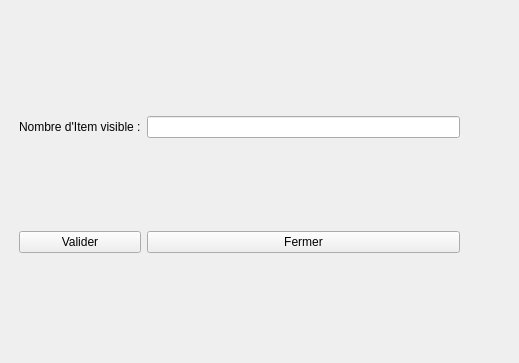
First picture: the form in Sources/Sources/parameterwindow.ui, repository gabriel-hurtado/UTComputer, before the edit.
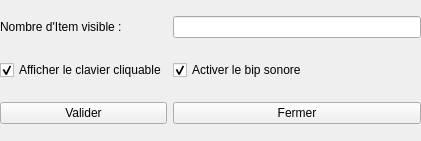
Second picture: the form after the edit.

Patch:
```diff
--- a/Sources/Sources/parameterwindow.ui
+++ b/Sources/Sources/parameterwindow.ui
@@ -6,8 +6,8 @@
    <rect>
     <x>0</x>
     <y>0</y>
-    <width>519</width>
-    <height>363</height>
+    <width>421</width>
+    <height>141</height>
    </rect>
   </property>
   <property name="windowTitle">
@@ -16,10 +16,10 @@
   <widget class="QWidget" name="gridLayoutWidget">
    <property name="geometry">
     <rect>
-     <x>19</x>
-     <y>29</y>
-     <width>441</width>
-     <height>311</height>
+     <x>0</x>
+     <y>0</y>
+     <width>421</width>
+     <height>141</height>
     </rect>
    </property>
    <layout class="QGridLayout" name="MainLayout">
@@ -33,20 +33,40 @@
     <item row="0" column="1">
      <widget class="QLineEdit" name="nb_item_affiche"/>
     </item>
-    <item row="1" column="0">
+    <item row="2" column="0">
      <widget class="QPushButton" name="button_validate">
       <property name="text">
        <string>Valider</string>
       </property>
      </widget>
     </item>
-    <item row="1" column="1">
+    <item row="2" column="1">
      <widget class="QPushButton" name="button_close">
       <property name="text">
        <string>Fermer</string>
       </property>
      </widget>
     </item>
+    <item row="1" column="0">
+     <widget class="QCheckBox" name="check_clavier">
+      <property name="text">
+       <string>Afficher le clavier cliquable</string>
+      </property>
+      <property name="checked">
+       <bool>true</bool>
+      </property>
+     </widget>
+    </item>
+    <item row="1" column="1">
+     <widget class="QCheckBox" name="check_bip">
+      <property name="text">
+       <string>Activer le bip sonore</string>
+      </property>
+      <property name="checked">
+       <bool>true</bool>
+      </property>
+     </widget>
+    </item>
    </layout>
   </widget>
  </widget>
```
